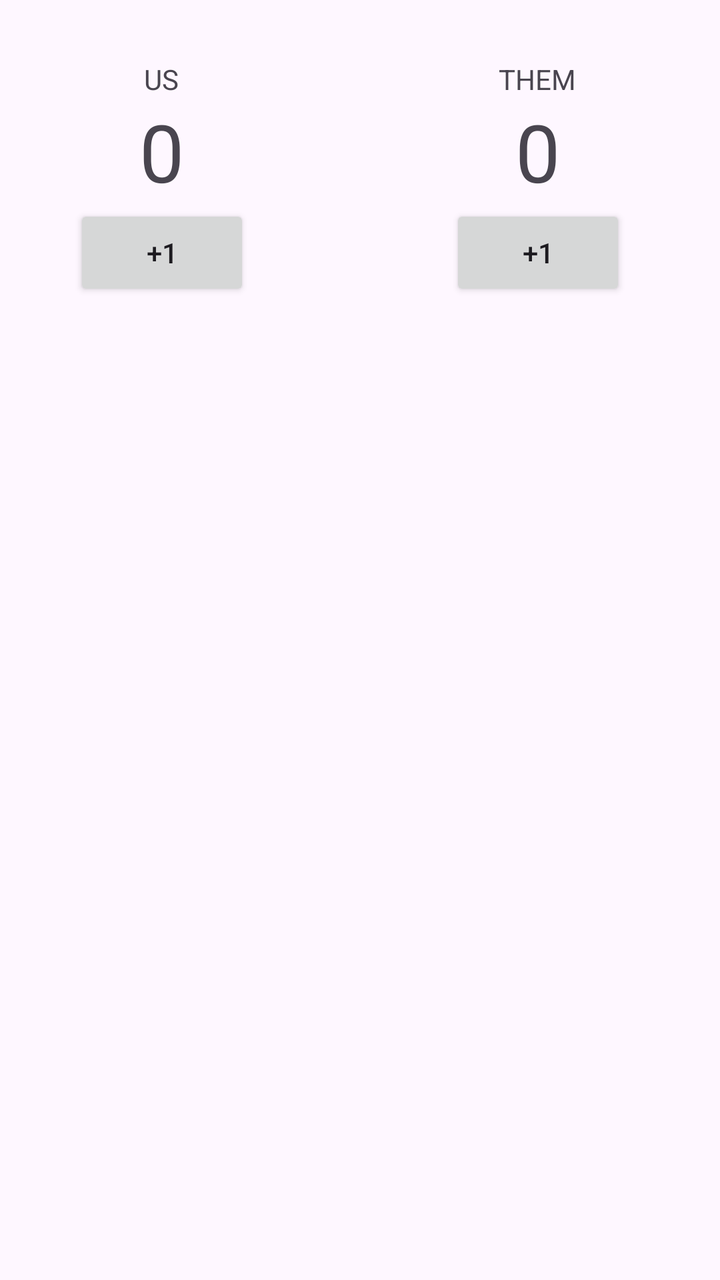
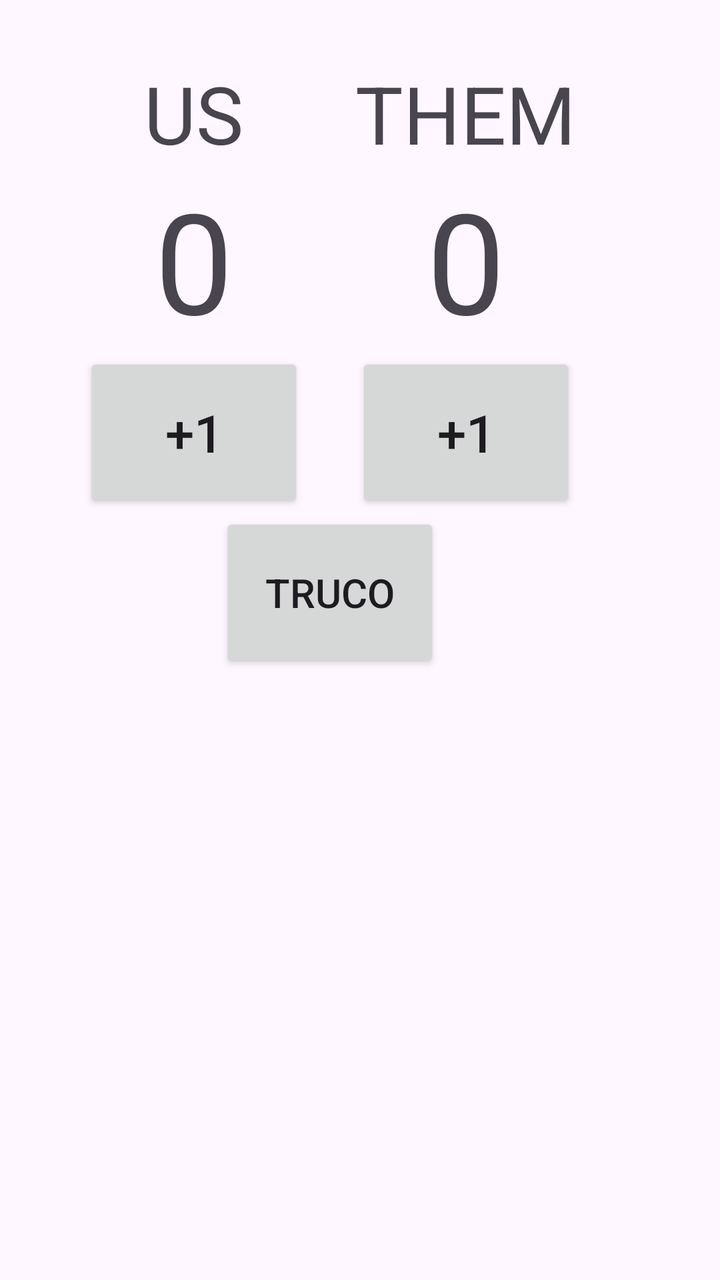

Before-and-after screenshots of an Android layout around one commit, followed by the original layout XML and the change that was made.
<!-- AndroidManifest.xml: application theme Theme.TrucoScoreBoard -->
<!-- res/layout/activity_main.xml -->
<?xml version="1.0" encoding="utf-8"?>
<androidx.constraintlayout.widget.ConstraintLayout
    xmlns:android="http://schemas.android.com/apk/res/android"
    xmlns:tools="http://schemas.android.com/tools"
    xmlns:app="http://schemas.android.com/apk/res-auto"
    android:id="@+id/main"
    android:layout_width="match_parent"
    android:layout_height="match_parent"
    tools:context=".MainActivity">

    <androidx.constraintlayout.widget.Guideline
        android:id="@+id/gl20"
        android:layout_width="wrap_content"
        android:layout_height="wrap_content"
        android:orientation="vertical"
        app:layout_constraintGuide_percent="0.20"/>

    <TextView
        android:id="@+id/us_points_label_tv"
        android:layout_width="wrap_content"
        android:layout_height="wrap_content"
        android:text="@string/us"
        android:layout_marginTop="30dp"
        app:layout_constraintStart_toStartOf="@id/gl20"
        app:layout_constraintTop_toTopOf="parent"/>

    <TextView
        android:id="@+id/us_points_tv"
        android:layout_width="wrap_content"
        android:layout_height="wrap_content"
        android:text="0"
        android:textSize="40sp"
        android:gravity="center_horizontal"
        app:layout_constraintStart_toStartOf="@id/us_points_label_tv"
        app:layout_constraintEnd_toEndOf="@id/us_points_label_tv"
        app:layout_constraintTop_toBottomOf="@id/us_points_label_tv"
        />

    <Button
        android:id="@+id/us_point_bt"
        android:layout_width="wrap_content"
        android:layout_height="wrap_content"
        android:layout_marginHorizontal="5dp"
        android:text="+1"
        app:layout_constraintStart_toStartOf="@id/us_points_tv"
        app:layout_constraintEnd_toEndOf="@id/us_points_tv"
        app:layout_constraintTop_toBottomOf="@id/us_points_tv" />

    <androidx.constraintlayout.widget.Guideline
        android:id="@+id/gl80"
        android:layout_width="wrap_content"
        android:layout_height="wrap_content"
        android:orientation="vertical"
        app:layout_constraintGuide_percent="0.80"/>

    <TextView
        android:id="@+id/them_points_label_tv"
        android:layout_width="wrap_content"
        android:layout_height="wrap_content"
        android:text="@string/them"
        android:layout_marginTop="30dp"
        app:layout_constraintEnd_toEndOf="@id/gl80"
        app:layout_constraintTop_toTopOf="parent"/>

    <TextView
        android:id="@+id/them_points_tv"
        android:layout_width="wrap_content"
        android:layout_height="wrap_content"
        android:text="0"
        android:textSize="40sp"
        app:layout_constraintStart_toStartOf="@id/them_points_label_tv"
        app:layout_constraintEnd_toEndOf="@id/them_points_label_tv"
        app:layout_constraintTop_toBottomOf="@id/them_points_label_tv"/>

    <Button
        android:id="@+id/them_point_bt"
        android:layout_width="wrap_content"
        android:layout_height="wrap_content"
        android:text="+1"
        app:layout_constraintStart_toStartOf="@id/them_points_tv"
        app:layout_constraintEnd_toEndOf="@id/them_points_tv"
        app:layout_constraintTop_toBottomOf="@id/them_points_tv"/>

  </androidx.constraintlayout.widget.ConstraintLayout>
<!-- resources referenced by this layout -->
<resources>
  <string name="them">THEM</string>
  <string name="us">US</string>
  <style name="Theme.TrucoScoreBoard" parent="Base.Theme.TrucoScoreBoard" />
  <style name="Base.Theme.TrucoScoreBoard" parent="Theme.Material3.DayNight.NoActionBar">
          
          
      </style>
</resources>

<!-- the commit's change to res/layout/activity_main.xml (unified diff, before → after) -->
@@ -20,6 +20,7 @@
         android:layout_width="wrap_content"
         android:layout_height="wrap_content"
         android:text="@string/us"
+        android:textSize="@dimen/label_text"
         android:layout_marginTop="30dp"
         app:layout_constraintStart_toStartOf="@id/gl20"
         app:layout_constraintTop_toTopOf="parent"/>
@@ -29,7 +30,7 @@
         android:layout_width="wrap_content"
         android:layout_height="wrap_content"
         android:text="0"
-        android:textSize="40sp"
+        android:textSize="@dimen/score_text"
         android:gravity="center_horizontal"
         app:layout_constraintStart_toStartOf="@id/us_points_label_tv"
         app:layout_constraintEnd_toEndOf="@id/us_points_label_tv"
@@ -38,10 +39,11 @@
 
     <Button
         android:id="@+id/us_point_bt"
-        android:layout_width="wrap_content"
-        android:layout_height="wrap_content"
+        android:layout_width="@dimen/button_width"
+        android:layout_height="@dimen/button_height"
         android:layout_marginHorizontal="5dp"
         android:text="+1"
+        android:textSize="@dimen/button_text"
         app:layout_constraintStart_toStartOf="@id/us_points_tv"
         app:layout_constraintEnd_toEndOf="@id/us_points_tv"
         app:layout_constraintTop_toBottomOf="@id/us_points_tv" />
@@ -58,6 +60,7 @@
         android:layout_width="wrap_content"
         android:layout_height="wrap_content"
         android:text="@string/them"
+        android:textSize="@dimen/label_text"
         android:layout_marginTop="30dp"
         app:layout_constraintEnd_toEndOf="@id/gl80"
         app:layout_constraintTop_toTopOf="parent"/>
@@ -67,18 +70,29 @@
         android:layout_width="wrap_content"
         android:layout_height="wrap_content"
         android:text="0"
-        android:textSize="40sp"
+        android:textSize="@dimen/score_text"
         app:layout_constraintStart_toStartOf="@id/them_points_label_tv"
         app:layout_constraintEnd_toEndOf="@id/them_points_label_tv"
         app:layout_constraintTop_toBottomOf="@id/them_points_label_tv"/>
 
     <Button
         android:id="@+id/them_point_bt"
-        android:layout_width="wrap_content"
-        android:layout_height="wrap_content"
+        android:layout_width="@dimen/button_width"
+        android:layout_height="@dimen/button_height"
         android:text="+1"
+        android:textSize="@dimen/button_text"
         app:layout_constraintStart_toStartOf="@id/them_points_tv"
         app:layout_constraintEnd_toEndOf="@id/them_points_tv"
         app:layout_constraintTop_toBottomOf="@id/them_points_tv"/>
 
+
+    <Button
+        android:id="@+id/truco_bt"
+        android:layout_width="@dimen/button_width"
+        android:layout_height="@dimen/button_height"
+        android:text="@string/truco"
+        android:textSize="20sp"
+        app:layout_constraintTop_toBottomOf="@id/them_point_bt"
+        app:layout_constraintEnd_toStartOf="@id/them_point_bt"
+        app:layout_constraintStart_toEndOf="@id/us_point_bt"/>
   </androidx.constraintlayout.widget.ConstraintLayout>
<!-- resource entries referenced after the edit -->
@@ -1,6 +1,12 @@
 <!-- resources referenced by this layout -->
 <resources>
+  <dimen name="button_height">80dp</dimen>
+  <dimen name="button_text">26sp</dimen>
+  <dimen name="button_width">110dp</dimen>
+  <dimen name="label_text">40sp</dimen>
+  <dimen name="score_text">70sp</dimen>
   <string name="them">THEM</string>
+  <string name="truco">Truco</string>
   <string name="us">US</string>
   <style name="Theme.TrucoScoreBoard" parent="Base.Theme.TrucoScoreBoard" />
   <style name="Base.Theme.TrucoScoreBoard" parent="Theme.Material3.DayNight.NoActionBar">
